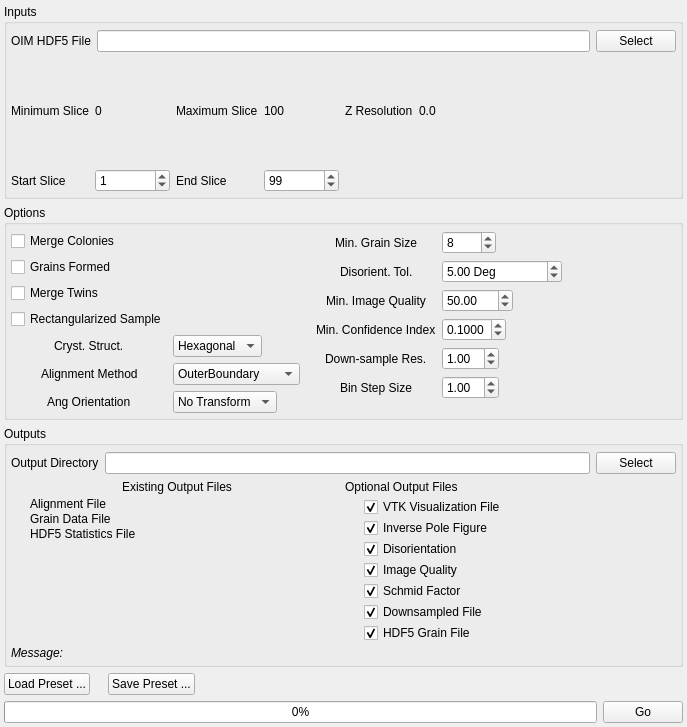
First picture: the form in Source/AIM/GUI/UI_Files/ReconstructionWidget.ui, repository BlueQuartzSoftware/DREAM3D, before the edit.
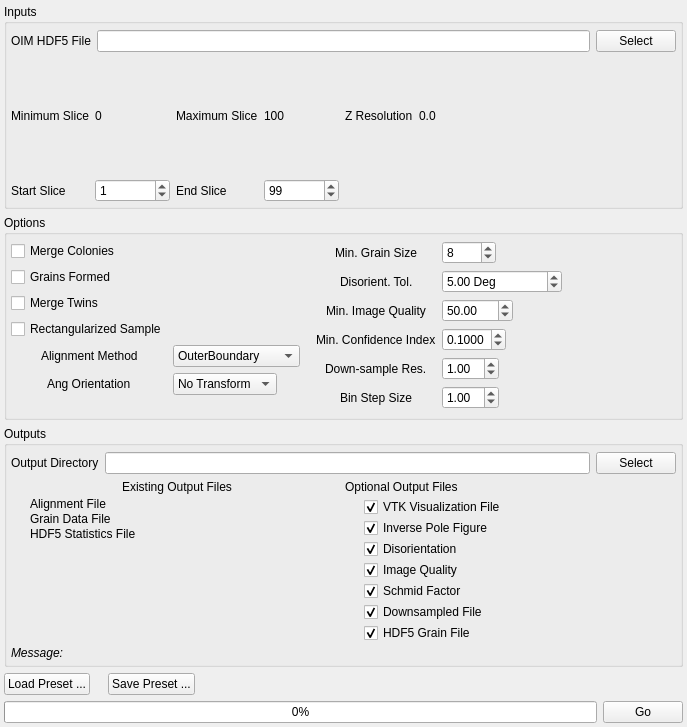
Second picture: the form after the edit. Icons and pictures are not drawn.

Commit message: Commiting code with new structure to treat multi-phase datasets.  Code currently doesn't compile with Stats Generator.  If Stats Generator is turned off, the code compiles in release, but give some errors when compiling in debug.

```diff
--- a/Source/AIM/GUI/UI_Files/ReconstructionWidget.ui
+++ b/Source/AIM/GUI/UI_Files/ReconstructionWidget.ui
@@ -213,60 +213,6 @@
           <property name="rightMargin">
            <number>10</number>
           </property>
-          <item row="6" column="0">
-           <widget class="QLabel" name="label_33">
-            <property name="text">
-             <string>Cryst. Struct.</string>
-            </property>
-           </widget>
-          </item>
-          <item row="6" column="1">
-           <widget class="QComboBox" name="rec_CrystalStructure">
-            <item>
-             <property name="text">
-              <string>Hexagonal</string>
-             </property>
-            </item>
-            <item>
-             <property name="text">
-              <string>Cubic</string>
-             </property>
-            </item>
-           </widget>
-          </item>
-          <item row="7" column="0">
-           <widget class="QLabel" name="label_34">
-            <property name="text">
-             <string>Alignment Method</string>
-            </property>
-           </widget>
-          </item>
-          <item row="7" column="1">
-           <widget class="QComboBox" name="rec_AlignMeth">
-            <item>
-             <property name="text">
-              <string>OuterBoundary</string>
-             </property>
-            </item>
-            <item>
-             <property name="text">
-              <string>Misorientation</string>
-             </property>
-            </item>
-            <item>
-             <property name="text">
-              <string>MutualInformation</string>
-             </property>
-            </item>
-           </widget>
-          </item>
-          <item row="3" column="0">
-           <widget class="QCheckBox" name="rec_alreadyFormed">
-            <property name="text">
-             <string>Grains Formed</string>
-            </property>
-           </widget>
-          </item>
           <item row="2" column="0">
            <widget class="QCheckBox" name="rec_mergeColonies">
             <property name="text">
@@ -274,6 +220,13 @@
             </property>
            </widget>
           </item>
+          <item row="3" column="0">
+           <widget class="QCheckBox" name="rec_alreadyFormed">
+            <property name="text">
+             <string>Grains Formed</string>
+            </property>
+           </widget>
+          </item>
           <item row="4" column="0">
            <widget class="QCheckBox" name="rec_mergeTwins">
             <property name="text">
@@ -288,14 +241,40 @@
             </property>
            </widget>
           </item>
-          <item row="8" column="0">
+          <item row="6" column="0">
+           <widget class="QLabel" name="label_34">
+            <property name="text">
+             <string>Alignment Method</string>
+            </property>
+           </widget>
+          </item>
+          <item row="6" column="1">
+           <widget class="QComboBox" name="rec_AlignMeth">
+            <item>
+             <property name="text">
+              <string>OuterBoundary</string>
+             </property>
+            </item>
+            <item>
+             <property name="text">
+              <string>Misorientation</string>
+             </property>
+            </item>
+            <item>
+             <property name="text">
+              <string>MutualInformation</string>
+             </property>
+            </item>
+           </widget>
+          </item>
+          <item row="7" column="0">
            <widget class="QLabel" name="label_3">
             <property name="text">
              <string>Ang Orientation</string>
             </property>
            </widget>
           </item>
-          <item row="8" column="1">
+          <item row="7" column="1">
            <widget class="QComboBox" name="rec_Orientation">
             <property name="currentIndex">
              <number>4</number>
```
Left out of the diff: 1 changed line with no effect on the pictures. The commit also changes 21 other files.
